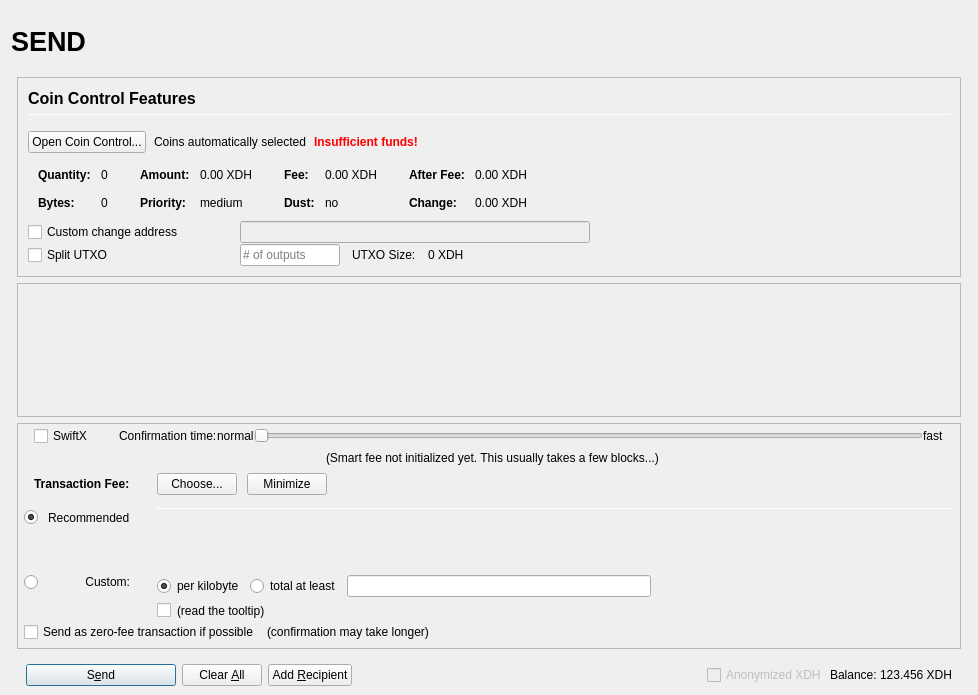
First picture: the form in src/qt/forms/sendcoinsdialog.ui, repository kahsh/kahsh, before the edit.
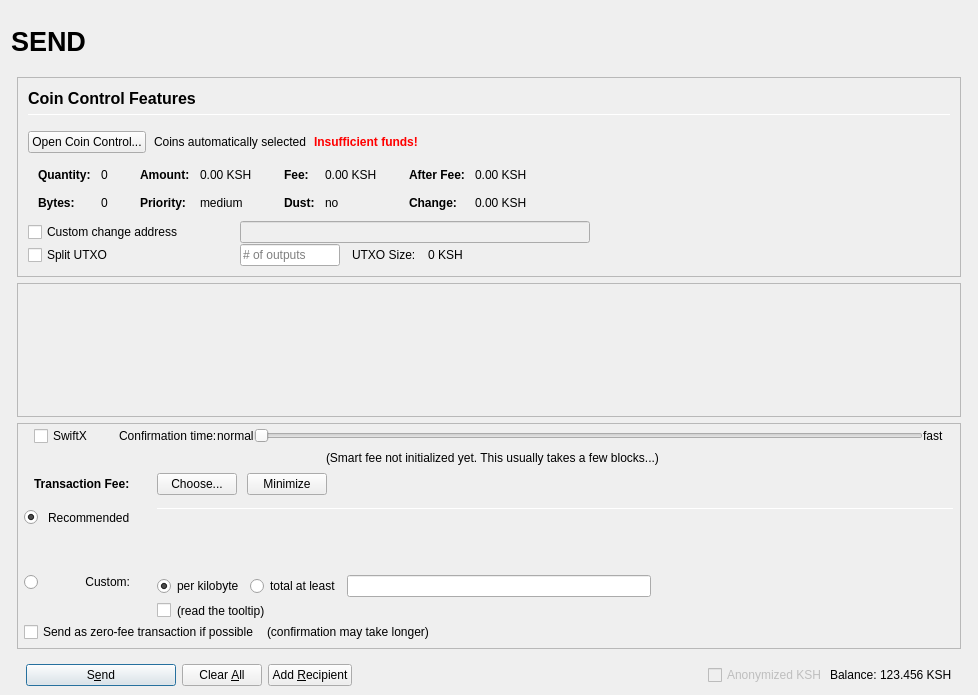
Second picture: the form after the edit. Icons and pictures are not drawn. Custom widgets are drawn as their Qt base class.

```diff
--- a/src/qt/forms/sendcoinsdialog.ui
+++ b/src/qt/forms/sendcoinsdialog.ui
@@ -493,7 +493,7 @@
                         <enum>Qt::ActionsContextMenu</enum>
                        </property>
                        <property name="text">
-                        <string notr="true">0.00 XDH</string>
+                        <string notr="true">0.00 KSH</string>
                        </property>
                        <property name="textInteractionFlags">
                         <set>Qt::LinksAccessibleByMouse|Qt::TextSelectableByKeyboard|Qt::TextSelectableByMouse</set>
@@ -573,7 +573,7 @@
                         <enum>Qt::ActionsContextMenu</enum>
                        </property>
                        <property name="text">
-                        <string notr="true">0.00 XDH</string>
+                        <string notr="true">0.00 KSH</string>
                        </property>
                        <property name="textInteractionFlags">
                         <set>Qt::LinksAccessibleByMouse|Qt::TextSelectableByKeyboard|Qt::TextSelectableByMouse</set>
@@ -653,7 +653,7 @@
                         <enum>Qt::ActionsContextMenu</enum>
                        </property>
                        <property name="text">
-                        <string notr="true">0.00 XDH</string>
+                        <string notr="true">0.00 KSH</string>
                        </property>
                        <property name="textInteractionFlags">
                         <set>Qt::LinksAccessibleByMouse|Qt::TextSelectableByKeyboard|Qt::TextSelectableByMouse</set>
@@ -682,7 +682,7 @@
                         <enum>Qt::ActionsContextMenu</enum>
                        </property>
                        <property name="text">
-                        <string notr="true">0.00 XDH</string>
+                        <string notr="true">0.00 KSH</string>
                        </property>
                        <property name="textInteractionFlags">
                         <set>Qt::LinksAccessibleByMouse|Qt::TextSelectableByKeyboard|Qt::TextSelectableByMouse</set>
@@ -849,7 +849,7 @@
                 <item>
                  <widget class="QLabel" name="labelBlockSize">
                   <property name="text">
-                   <string>0 XDH</string>
+                   <string>0 KSH</string>
                   </property>
                  </widget>
                 </item>
@@ -1714,7 +1714,7 @@
                 <bool>false</bool>
                </property>
                <property name="text">
-                <string>Anonymized XDH</string>
+                <string>Anonymized KSH</string>
                </property>
               </widget>
              </item>
@@ -1737,7 +1737,7 @@
                 <cursorShape>IBeamCursor</cursorShape>
                </property>
                <property name="text">
-                <string notr="true">123.456 XDH</string>
+                <string notr="true">123.456 KSH</string>
                </property>
                <property name="textInteractionFlags">
                 <set>Qt::LinksAccessibleByMouse|Qt::TextSelectableByKeyboard|Qt::TextSelectableByMouse</set>
```
Left out of the diff: 8 changed lines with no effect on the pictures.
